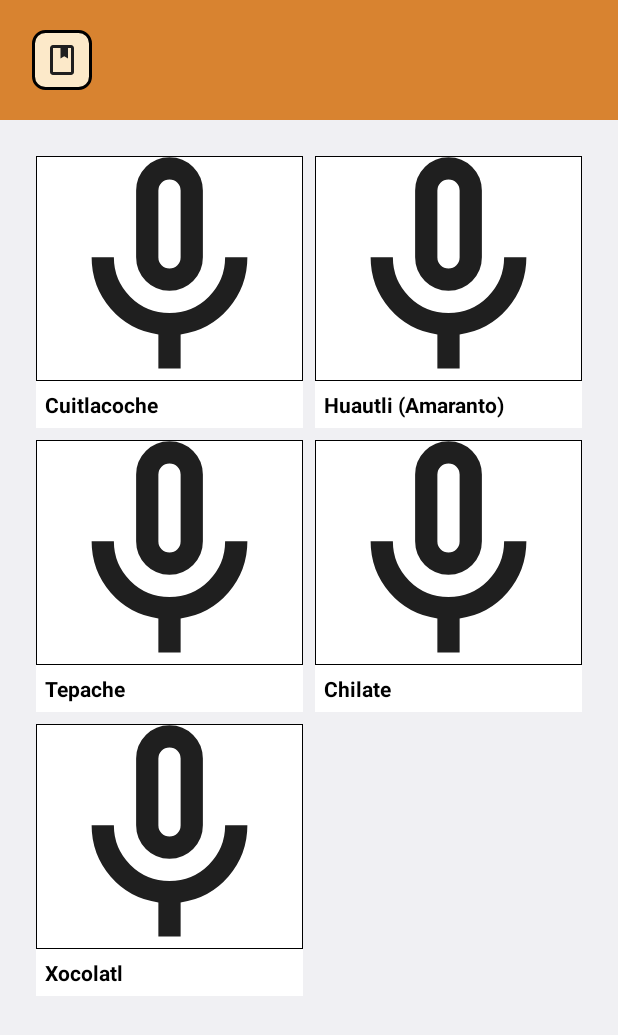
After one commit to Santiago-yamil/Kolibri, an Android app: the ComprasActivity screen opened directly, with no data from a screen before it, on a phone screen of 412 x 824 dp. The commit adds this screen. Shown: the top 1035 px of the screen. Run offline under Robolectric (Android 15) with nearby library versions, the phone set to English and light mode, and no system bars; pictures from the network do not load.

Commit message:
market place p2

```diff
--- a/app/build.gradle.kts
+++ b/app/build.gradle.kts
@@ -65,4 +65,9 @@ dependencies {
     testImplementation(libs.junit)
     androidTestImplementation(libs.androidx.junit)
     androidTestImplementation(libs.androidx.espresso.core)
+
+
+
+    implementation("io.coil-kt:coil:2.6.0")
+
 }
--- a/app/src/main/AndroidManifest.xml
+++ b/app/src/main/AndroidManifest.xml
@@ -31,8 +31,15 @@
             android:name=".TercerActivity"
             android:exported="true" />
         <activity
+            android:name=".recursos_cuatro.ComprasActivity"
+            android:exported="false" />
+
+
+        <activity
             android:name=".MainActivity"
             android:exported="true"></activity>
     </application>
+    <uses-permission android:name="android.permission.INTERNET"/>
+
 
 </manifest>
--- a/app/src/main/java/com/yamil/kolibriidioma/BaseActivity.kt
+++ b/app/src/main/java/com/yamil/kolibriidioma/BaseActivity.kt
@@ -34,7 +34,8 @@ abstract class BaseActivity : AppCompatActivity(),
             R.id.nav_pagPrin -> startActivity(Intent(this, MainActivity::class.java))
             R.id.nav_dicc -> startActivity(Intent(this, SegundoActivity::class.java))
             //R.id.nav_idioma -> startActivity(Intent(this, TercerActivity::class.java))
-            R.id.nav_tianguis -> startActivity(Intent(this, TercerActivity::class.java))
+            R.id.nav_tianguis -> startActivity(Intent(this, com.yamil.kolibriidioma.recursos_cuatro.ComprasActivity::class.java))
+
             R.id.nav_about -> {
                 // Aquí puedes abrir una pantalla de "Acerca de"
             }
--- a/app/src/main/java/com/yamil/kolibriidioma/MainActivity2.kt
+++ b/app/src/main/java/com/yamil/kolibriidioma/MainActivity2.kt
@@ -205,4 +205,39 @@ class MainActivity2 : BaseActivity() {
     private fun mostrarTraduccion(texto: String) {
         textViewTraduccion.text = texto
     }
+    companion object{
+        val productos: MutableList<Producto> = mutableListOf(
+            Producto(
+                imagenes = mutableListOf("https://www.cmabastos.es/images/blog/Cuitlacoche.jpg", "https://www.mercadoflotante.com/blog/wp-content/uploads/2021/09/Cuitlacoche.jpeg"),
+                nombre = "Cuitlacoche",
+                precio = 85.0,
+                descripcion = "Hongo de maíz comestible, considerado un manjar ancestral.",
+
+                ),
+            Producto(
+                imagenes = mutableListOf("https://imag.bonviveur.com/semillas-de-amaranto-en-un-cuenco.jpg", "https://content.cuerpomente.com/medio/2022/02/16/como-cocinar-amaranto_e6089591_1200x1200.jpg"),
+                nombre = "Huautli (Amaranto)",
+                precio = 60.0,
+                descripcion = "Semilla sagrada en la época mexica, rica en proteínas."
+            ),
+            Producto(
+                imagenes = mutableListOf("https://www.mexicoenmicocina.com/wp-content/uploads/2019/06/Receta-de-tepache-de-pina-2.jpg", "https://www.hazteveg.com/img/recipes/full/202204/R14-90066.jpg"),
+                nombre = "Tepache",
+                precio = 45.0,
+                descripcion = "Bebida fermentada de piña y piloncillo, refrescante y tradicional."
+            ),
+            Producto(
+                imagenes = mutableListOf("https://upload.wikimedia.org/wikipedia/commons/c/c7/Chilate.jpg", "https://i.blogs.es/49ff12/1366_2000-1/840_560.jpg"),
+                nombre = "Chilate",
+                precio = 50.0,
+                descripcion = "Bebida a base de cacao, arroz y canela, muy energética."
+            ),
+            Producto(
+                imagenes = mutableListOf("https://www.xocolatlmexica.com/img/blog/xocolatl-en-agua.jpg", "https://mapasgourmet.com/wp-content/uploads/2015/10/img_3780.jpg"),
+                nombre = "Xocolatl",
+                precio = 120.0,
+                descripcion = "La bebida original de cacao espumoso, consumida por los mexicas."
+            )
+        )
+    }
 }
--- /dev/null
+++ b/app/src/main/java/com/yamil/kolibriidioma/recursos_cuatro/ComprasActivity.kt
@@ -0,0 +1,67 @@
+package com.yamil.kolibriidioma.recursos_cuatro
+
+import android.content.Intent
+import android.os.Bundle
+import android.widget.ImageButton
+import androidx.appcompat.app.AppCompatActivity
+import androidx.core.view.GravityCompat
+import androidx.recyclerview.widget.GridLayoutManager
+import androidx.recyclerview.widget.RecyclerView
+import com.yamil.kolibriidioma.BaseActivity
+import com.yamil.kolibriidioma.Producto
+import com.yamil.kolibriidioma.R
+import com.yamil.kolibriidioma.SegundoActivity
+
+class ComprasActivity : BaseActivity() {
+
+    override fun onCreate(savedInstanceState: Bundle?) {
+        super.onCreate(savedInstanceState)
+        setContentView(R.layout.activity_compras)
+
+        val recyclerView = findViewById<RecyclerView>(R.id.recyclerView)
+        recyclerView.layoutManager = GridLayoutManager(this, 2) // cuadrícula de 2 columnas
+        recyclerView.adapter = ProductoAdapter(productos)
+
+        // 🔶 Conectar el botón del header naranja al Drawer
+        val btnMenu = findViewById<ImageButton>(R.id.iconoSuperiorDerecha)
+        btnMenu.setOnClickListener {
+            drawerLayout.openDrawer(GravityCompat.START)
+        }
+    }
+
+    companion object{
+        val productos: MutableList<Producto> = mutableListOf(
+            Producto(
+                imagenes = mutableListOf("https://www.cmabastos.es/images/blog/Cuitlacoche.jpg", "https://www.mercadoflotante.com/blog/wp-content/uploads/2021/09/Cuitlacoche.jpeg"),
+                nombre = "Cuitlacoche",
+                precio = 85.0,
+                descripcion = "Hongo de maíz comestible, considerado un manjar ancestral.",
+
+                ),
+            Producto(
+                imagenes = mutableListOf("https://imag.bonviveur.com/semillas-de-amaranto-en-un-cuenco.jpg", "https://content.cuerpomente.com/medio/2022/02/16/como-cocinar-amaranto_e6089591_1200x1200.jpg"),
+                nombre = "Huautli (Amaranto)",
+                precio = 60.0,
+                descripcion = "Semilla sagrada en la época mexica, rica en proteínas."
+            ),
+            Producto(
+                imagenes = mutableListOf("https://www.mexicoenmicocina.com/wp-content/uploads/2019/06/Receta-de-tepache-de-pina-2.jpg", "https://www.hazteveg.com/img/recipes/full/202204/R14-90066.jpg"),
+                nombre = "Tepache",
+                precio = 45.0,
+                descripcion = "Bebida fermentada de piña y piloncillo, refrescante y tradicional."
+            ),
+            Producto(
+                imagenes = mutableListOf("https://upload.wikimedia.org/wikipedia/commons/c/c7/Chilate.jpg", "https://i.blogs.es/49ff12/1366_2000-1/840_560.jpg"),
+                nombre = "Chilate",
+                precio = 50.0,
+                descripcion = "Bebida a base de cacao, arroz y canela, muy energética."
+            ),
+            Producto(
+                imagenes = mutableListOf("https://www.xocolatlmexica.com/img/blog/xocolatl-en-agua.jpg", "https://mapasgourmet.com/wp-content/uploads/2015/10/img_3780.jpg"),
+                nombre = "Xocolatl",
+                precio = 120.0,
+                descripcion = "La bebida original de cacao espumoso, consumida por los mexicas."
+            )
+        )
+    }
+}
--- a/app/src/main/java/com/yamil/kolibriidioma/recursos_cuatro/TrianguloActivity.kt
+++ /dev/null
@@ -1,4 +0,0 @@
-package com.yamil.kolibriidioma.recursos_cuatro
-
-class TrianguloActivity {
-}
--- a/app/src/main/java/com/yamil/kolibriidioma/recursos_cuatro/TrianguloAdapter.kt
+++ b/app/src/main/java/com/yamil/kolibriidioma/recursos_cuatro/TrianguloAdapter.kt
@@ -1,4 +1,42 @@
 package com.yamil.kolibriidioma.recursos_cuatro
 
-class TrianguloAdapter {
+import android.view.LayoutInflater
+import android.view.View
+import android.view.ViewGroup
+import android.widget.ImageView
+import android.widget.TextView
+import androidx.recyclerview.widget.RecyclerView
+import coil.load
+import com.yamil.kolibriidioma.Producto
+import com.yamil.kolibriidioma.R
+
+class ProductoAdapter(private val lista: List<Producto>) :
+    RecyclerView.Adapter<ProductoAdapter.ViewHolder>() {
+
+    class ViewHolder(itemView: View) : RecyclerView.ViewHolder(itemView) {
+        val nombre: TextView = itemView.findViewById(R.id.textView)
+        val imagen: ImageView = itemView.findViewById(R.id.imageView)
+
+    }
+
+    override fun onCreateViewHolder(parent: ViewGroup, viewType: Int): ViewHolder {
+        val view = LayoutInflater.from(parent.context)
+            // ⬇️ Inflamos EL LAYOUT DEL ÍTEM, no el de la activity
+            .inflate(R.layout.activity_market, parent, false)
+        return ViewHolder(view)
+    }
+
+    override fun onBindViewHolder(holder: ViewHolder, position: Int) {
+        val producto = lista[position]
+        holder.nombre.text = producto.nombre
+
+
+        val url = producto.imagenes.firstOrNull()
+        holder.imagen.load(url) {
+            placeholder(R.drawable.book)  // usa un drawable que SÍ exista
+            error(R.drawable.micro)       // idem
+        }
+    }
+
+    override fun getItemCount(): Int = lista.size
 }
--- /dev/null
+++ b/app/src/main/res/drawable/fondo_cuadrado.xml
@@ -0,0 +1,13 @@
+<?xml version="1.0" encoding="utf-8"?>
+<shape xmlns:android="http://schemas.android.com/apk/res/android"
+    android:shape="rectangle">
+
+    <solid android:color="@color/white" />  <!-- Color de fondo -->
+
+    <corners android:radius="0dp" />  <!-- Radio de borde redondeado -->
+
+    <stroke
+        android:width="1px"
+        android:color="@color/black" />     <!-- Borde (opcional) -->
+
+</shape>
--- /dev/null
+++ b/app/src/main/res/layout/activity_market.xml
@@ -0,0 +1,32 @@
+<?xml version="1.0" encoding="utf-8"?>
+<LinearLayout xmlns:android="http://schemas.android.com/apk/res/android"
+    android:orientation="vertical"
+    android:layout_width="match_parent"
+    android:layout_height="wrap_content"
+    android:background="@android:color/white"
+    android:layout_margin="4dp">
+
+    <!-- Imagen ocupa todo el ancho de la celda -->
+    <ImageView
+        android:id="@+id/imageView"
+        android:layout_width="match_parent"
+        android:layout_height="150dp"
+        android:adjustViewBounds="true"
+        android:scaleType="centerCrop"
+        android:background="@drawable/fondo_cuadrado"
+        android:contentDescription="@string/app_name" />
+
+    <!-- Texto alineado a la izquierda, debajo -->
+    <TextView
+        android:id="@+id/textView"
+        android:layout_width="match_parent"
+        android:layout_height="wrap_content"
+        android:padding="6dp"
+        android:text="Texto de producto"
+        android:textColor="@color/black"
+        android:textSize="14sp"
+        android:ellipsize="end"
+        android:singleLine="true"
+        android:gravity="start"
+        android:textStyle="bold"/>
+</LinearLayout>
--- a/app/src/main/res/menu/drawer_menu.xml
+++ b/app/src/main/res/menu/drawer_menu.xml
@@ -15,4 +15,5 @@
     <item
         android:id="@+id/nav_about"
         android:title="Acerca de nosotros" />
+
 </menu>
```
